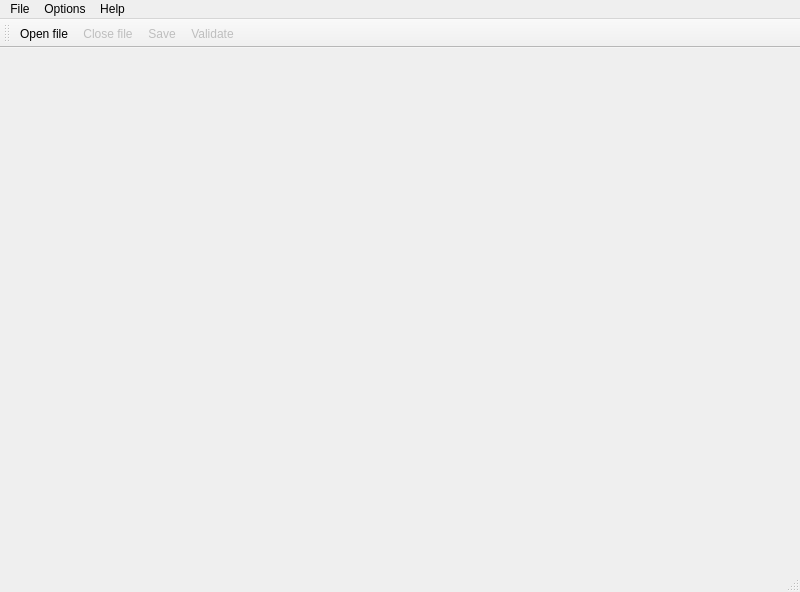
JulesDoc/TerRaTronNewInterface, file forms/TerRaTronNewInterfaceMainWindow.ui: the form before one commit.
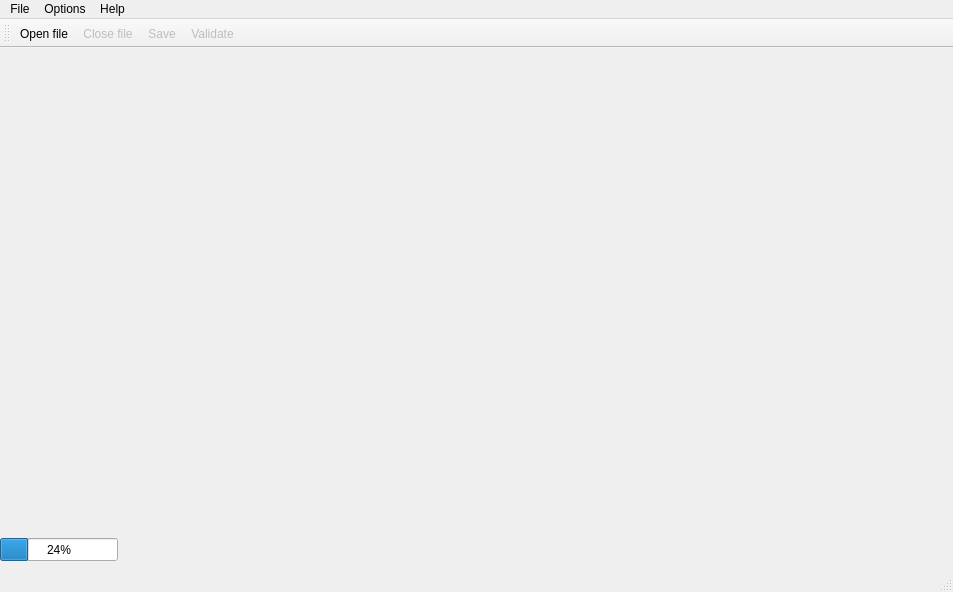
The form after the commit. Icons and pictures are not drawn.

Commit message: ProgressBar. QSettings new class. SpeedUp execution Qcore. New fonts. System status. Propericons. Link to errors in notice working well

```diff
--- a/forms/TerRaTronNewInterfaceMainWindow.ui
+++ b/forms/TerRaTronNewInterfaceMainWindow.ui
@@ -6,17 +6,31 @@
    <rect>
     <x>0</x>
     <y>0</y>
-    <width>800</width>
+    <width>953</width>
     <height>592</height>
    </rect>
   </property>
-  <widget class="QWidget" name="centralwidget"/>
+  <widget class="QWidget" name="centralwidget">
+   <widget class="QProgressBar" name="progressBar">
+    <property name="geometry">
+     <rect>
+      <x>0</x>
+      <y>490</y>
+      <width>118</width>
+      <height>23</height>
+     </rect>
+    </property>
+    <property name="value">
+     <number>24</number>
+    </property>
+   </widget>
+  </widget>
   <widget class="QMenuBar" name="menubar">
    <property name="geometry">
     <rect>
      <x>0</x>
      <y>0</y>
-     <width>800</width>
+     <width>953</width>
      <height>21</height>
     </rect>
    </property>
```
Left out of the diff: 4 changed lines with no effect on the pictures. The commit also changes 14 other files.
